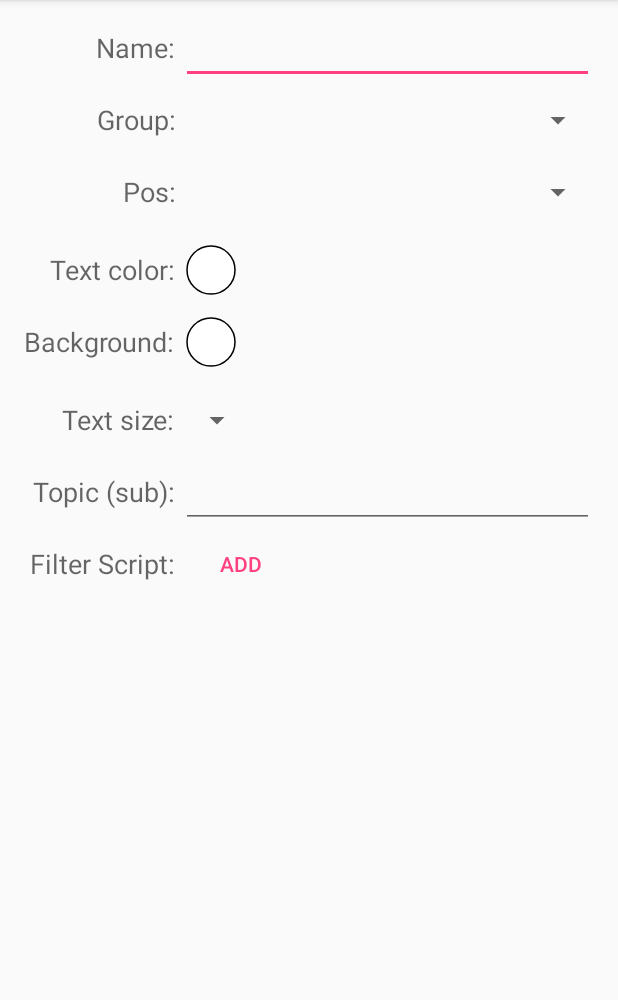
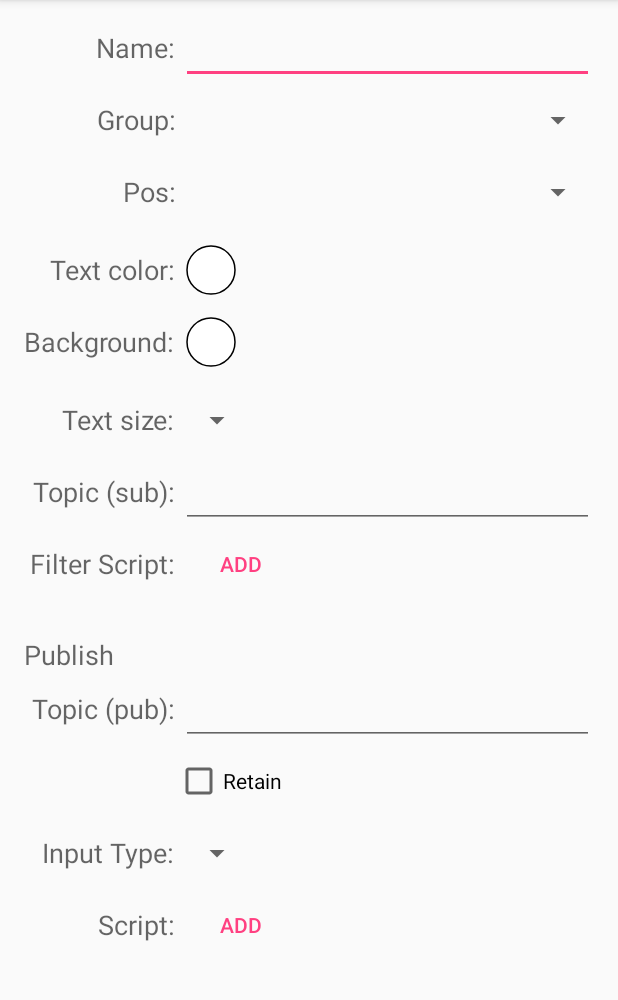
Before and after one commit to RadioShuttle/MQTTPushClient_Android, an Android app: the DashBoardEditActivity screen opened directly, with no data from a screen before it, on a phone screen of 412 x 824 dp, the part 84-1084 px from its top. Run offline under Robolectric (Android 15) with nearby library versions, the phone set to English and light mode, and no system bars; 1 statement that could not run was skipped.

Commit message:
added label and fields: topic (pub), retain, input type, output script

```diff
--- a/app/src/main/res/layout/activity_dash_board_edit.xml
+++ b/app/src/main/res/layout/activity_dash_board_edit.xml
@@ -168,6 +168,89 @@
                         android:layout_height="wrap_content" />
                 </TableRow>
 
+                <TableRow android:id="@+id/rowPublish" android:layout_marginTop="24dp">
+                    <TextView
+                        android:text="Publish"
+                        android:textAppearance="?android:attr/textAppearanceMedium"
+                        />
+                </TableRow>
+
+                <TableRow android:id="@+id/rowTopicPub">
+                    <TextView
+                        android:layout_gravity="right|center_vertical"
+                        android:textAppearance="?android:attr/textAppearanceMedium"
+                        android:labelFor="@+id/dash_publish"
+                        android:text="@string/dash_label_publish_topic"
+                        />
+                    <EditText
+                        android:id="@+id/dash_publish"
+                        android:inputType="text"
+                        android:ems="15"
+                        android:textAppearance="?android:attr/textAppearanceMedium"
+                        android:minHeight="48dp"
+                        android:layout_marginLeft="4dp"
+                        />
+
+                </TableRow>
+
+                <TableRow android:id="@+id/rowRetain">
+                    <TextView
+                        android:visibility="invisible"
+                        android:layout_gravity="right|center_vertical"
+                        android:textAppearance="?android:attr/textAppearanceMedium"
+                        android:labelFor="@+id/retain"
+                        android:text="@string/dash_label_message"
+                        />
+                    <CheckBox
+                        android:id="@+id/retain"
+                        android:layout_gravity="left|center_vertical"
+                        android:layout_width="wrap_content"
+                        android:layout_height="wrap_content"
+                        android:text="@string/dlg_actions_retain_label"
+                        android:minHeight="48dp"
+                        android:minWidth="48dp"
+                        android:checked="false"
+                        />
+                </TableRow>
+
+                <TableRow android:id="@+id/rowInputTyp">
+                    <TextView
+                        android:layout_gravity="right|center_vertical"
+                        android:textAppearance="?android:attr/textAppearanceMedium"
+                        android:labelFor="@+id/dash_publish_imput_type"
+                        android:text="@string/dash_label_input_type"
+                        />
+                    <LinearLayout>
+                        <Spinner
+                            android:id="@+id/dash_publish_imput_type"
+                            android:layout_width="wrap_content"
+                            android:layout_height="wrap_content"
+                            android:minHeight="48dp"
+                            android:layout_marginLeft="4dp"
+                            />
+                    </LinearLayout>
+                </TableRow>
+
+                <TableRow android:id="@+id/rowOutputScript" android:gravity="center_vertical">
+                    <TextView
+                        android:id="@+id/outputScriptLabel"
+                        android:gravity="right"
+                        android:textAppearance="?android:attr/textAppearanceMedium"
+                        android:text="@string/dash_outputscript_label"
+                        android:labelFor="@+id/outputScriptButton"
+                        android:layout_width="wrap_content"
+                        android:layout_height="wrap_content" />
+
+                    <Button
+                        android:id="@+id/outputScriptButton"
+                        android:minHeight="48dp"
+                        android:layout_gravity="left"
+                        style="@style/Widget.AppCompat.Button.Borderless.Colored"
+                        android:text="@string/dlg_filter_button_add"
+                        android:layout_width="wrap_content"
+                        android:layout_height="wrap_content" />
+                </TableRow>
+
 
             </TableLayout>
 
```
